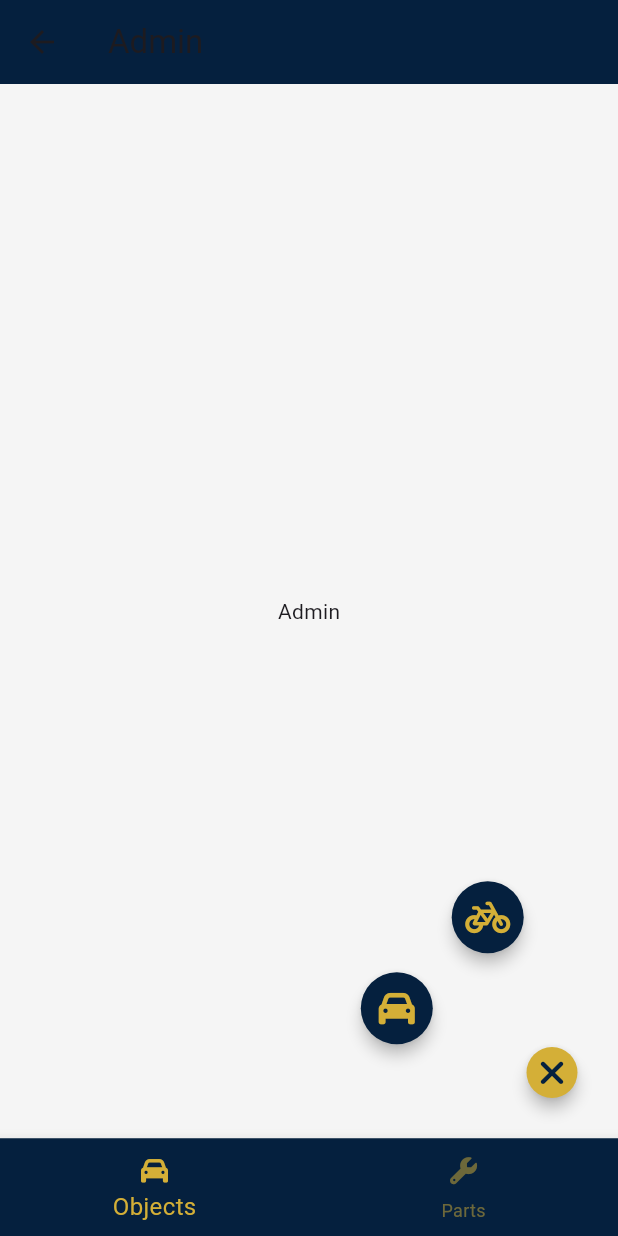
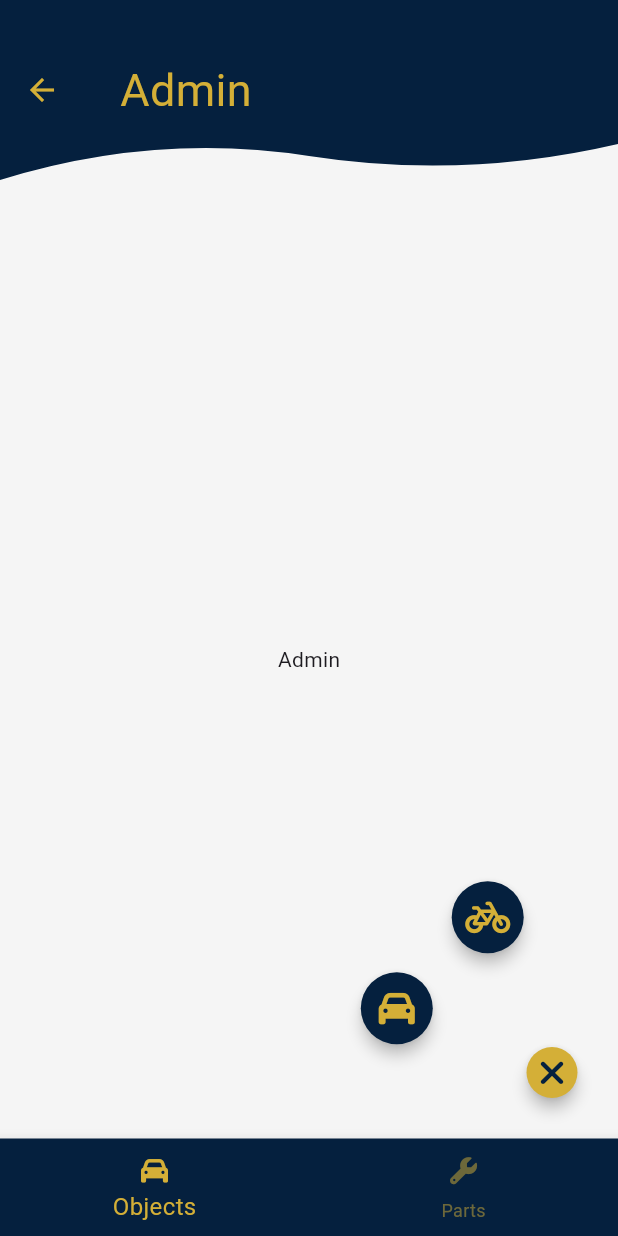
Before and after one commit to bobylolisos/MaintenanceLog, a Flutter app: the AdminView screen opened directly, after a tap on an icon or button, on a phone screen of 412 x 824 dp. Run offline on Flutter 3.47's test engine with Material 3 defaults, Android fonts, the phone set to English and light mode, and no system bars; our stand-ins replace cloud_firestore, firebase_core, flutter_dotenv, font_awesome_flutter; accounts and stored records are empty.

Commit message:
Changed WaveClipper look

```diff
--- a/lib/models/maintenance_object.dart
+++ b/lib/models/maintenance_object.dart
@@ -5,12 +5,12 @@ import 'package:maintenance_log/models/consumption.dart';
 import 'package:maintenance_log/models/property_value.dart';
 
 import 'maintenance.dart';
+import 'meter_type.dart';
 import 'note.dart';
 
 class MaintenanceObject {
   final String id;
   final String name;
-  final String description;
   final MeterType meterType;
   final int sortOrder; // ?????
   final bool isActive;
@@ -23,12 +23,11 @@ class MaintenanceObject {
   MaintenanceObject(
       {required this.id,
       required this.name,
-      required this.description,
       required this.meterType,
       required this.sortOrder,
       required this.isActive,
-      required this.propertyValues,
-      required this.notes, // Brand, Model, Year, LicensePlate
+      required this.propertyValues, // Brand, Model, Year, LicensePlate
+      required this.notes,
       required this.maintenanceItems,
       required this.consumptions,
       required this.images});
@@ -37,7 +36,6 @@ class MaintenanceObject {
     return <String, dynamic>{
       'id': id,
       'name': name,
-      'description': description,
       'meterType': meterType.index,
       'sortOrder': sortOrder,
       'isActive': isActive,
@@ -53,7 +51,6 @@ class MaintenanceObject {
     return MaintenanceObject(
       id: map['id'] as String,
       name: map['name'] as String,
-      description: map['description'] as String,
       sortOrder: map['sortOrder'] as int,
       meterType: MeterType.values[map['meterType']],
       isActive: map['isActive'] as bool,
@@ -86,5 +83,3 @@ class MaintenanceObject {
   factory MaintenanceObject.fromJson(String source) =>
       MaintenanceObject.fromMap(json.decode(source) as Map<String, dynamic>);
 }
-
-enum MeterType { none, odometer, hourmeter }
--- /dev/null
+++ b/lib/models/meter_type.dart
@@ -0,0 +1,3 @@
+// ignore_for_file: public_member_api_docs, sort_constructors_first
+
+enum MeterType { none, odometer, hourmeter }
--- a/lib/views/admin_view.dart
+++ b/lib/views/admin_view.dart
@@ -4,11 +4,13 @@ import 'package:font_awesome_flutter/font_awesome_flutter.dart';
 import 'package:maintenance_log/models/consumption.dart';
 import 'package:maintenance_log/models/maintenance.dart';
 import 'package:maintenance_log/models/maintenance_object.dart';
+import 'package:maintenance_log/models/meter_type.dart';
 import 'package:maintenance_log/models/note.dart';
 import 'package:maintenance_log/models/post.dart';
 import 'package:maintenance_log/models/property_value.dart';
 import 'package:maintenance_log/resources/colors.dart';
 import 'package:maintenance_log/widgets/expandable_fab.dart';
+import 'package:maintenance_log/widgets/wave_clipper.dart';
 
 class AdminView extends StatelessWidget {
   const AdminView({super.key});
@@ -34,7 +36,6 @@ class AdminView extends StatelessWidget {
     var maintenanceObject = MaintenanceObject(
         id: '1',
         name: 'name',
-        description: 'description',
         meterType: MeterType.odometer,
         sortOrder: 1,
         isActive: true,
@@ -78,17 +79,36 @@ class AdminView extends StatelessWidget {
           'image 2'
         ]);
     return Scaffold(
-      backgroundColor: colorBlue,
+      backgroundColor: colorLightGrey,
       appBar: AppBar(
         backgroundColor: colorBlue,
-        title: Text('Admin'),
+        foregroundColor: colorGold,
+        shadowColor: Colors.transparent,
+        toolbarHeight: 120,
+        flexibleSpace: SafeArea(
+          child: Container(
+            color: colorLightGrey,
+            child: ClipPath(
+                clipper: WaveClipper(),
+                child: Container(
+                    color: colorBlue,
+                    child: Align(
+                      alignment: Alignment.centerLeft,
+                      child: Padding(
+                        padding: const EdgeInsets.only(left: 80),
+                        child: Text(
+                          'Admin',
+                          style: TextStyle(color: colorGold, fontSize: 30),
+                        ),
+                      ),
+                    ))),
+          ),
+        ),
       ),
-      body: SafeArea(
-        child: Container(
-          color: colorLightGrey,
-          child: Center(
-            child: Text('Admin'),
-          ),
+      body: Container(
+        color: colorLightGrey,
+        child: Center(
+          child: Text('Admin'),
         ),
       ),
       floatingActionButton: ExpandableFab(
--- a/lib/widgets/wave_clipper.dart
+++ b/lib/widgets/wave_clipper.dart
@@ -6,9 +6,9 @@ class WaveClipper extends CustomClipper<Path> {
     return Path()
       ..lineTo(0, size.height)
       ..quadraticBezierTo(
-          size.width / 4, size.height - 40, size.width / 2, size.height - 20)
+          size.width / 4, size.height - 32, size.width / 2, size.height - 16)
       ..quadraticBezierTo(
-          3 / 4 * size.width, size.height, size.width, size.height - 30)
+          3 / 4 * size.width, size.height, size.width, size.height - 24)
       ..lineTo(size.width, 0);
   }
 
```
